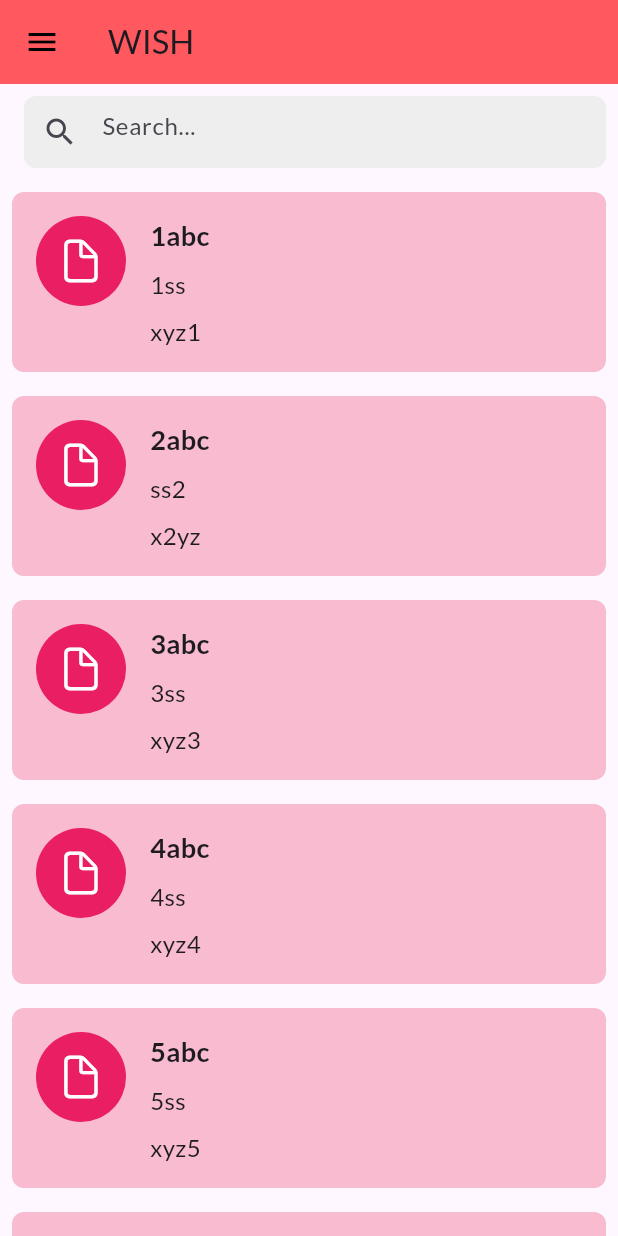
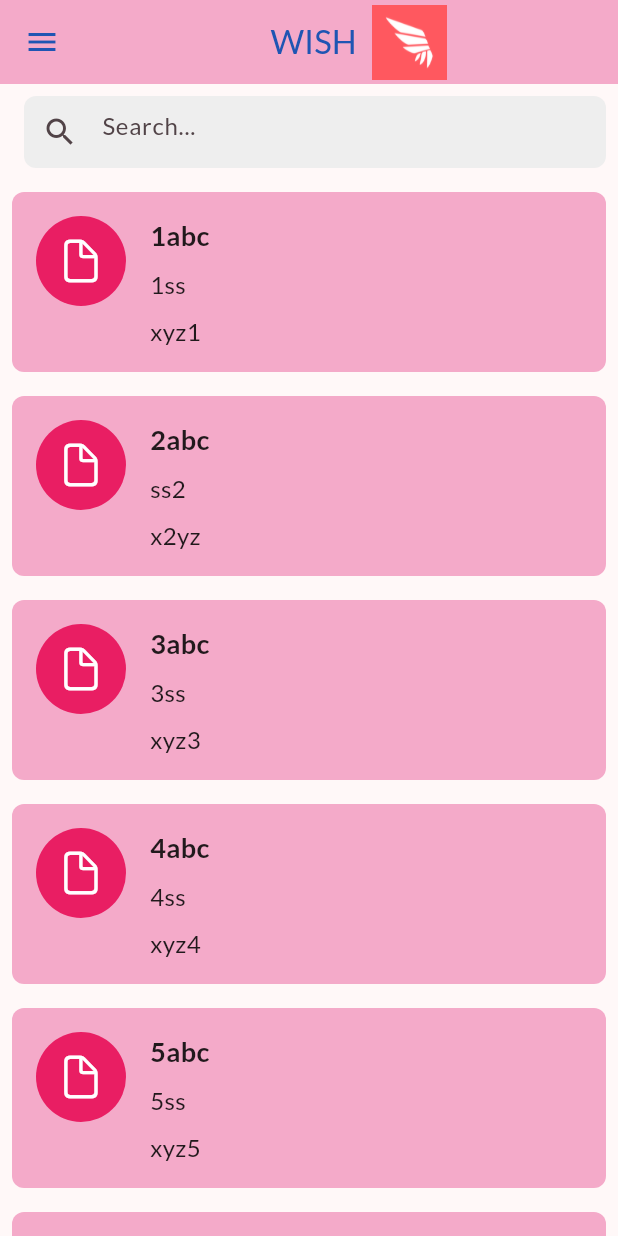
Before and after one commit to Death-Raider/WISH, a Flutter app: the HomePage screen opened by its route, on a phone screen of 412 x 824 dp. Run offline on Flutter 3.47's test engine with Material 3 defaults, Android fonts, the light colour scheme and no system bars; our stand-ins replace google_fonts; project files that could hold a hidden picture were left out.

Commit message:
Soem changes

```diff
--- a/classico/lib/Widgets/datatile.dart
+++ b/classico/lib/Widgets/datatile.dart
@@ -0,0 +1,75 @@
+import 'dart:convert';
+import 'package:flutter/material.dart';
+import 'package:flutter/services.dart';
+import 'package:wish/utils/functions.dart';
+import 'package:flutter/cupertino.dart';
+
+class DataTile extends StatelessWidget {
+  final Map<String, dynamic> data;
+
+  const DataTile({Key? key, required this.data}) : super(key: key);
+
+  @override
+  Widget build(BuildContext context) {
+    return Container(
+      margin: const EdgeInsets.all(8.0),
+      padding: const EdgeInsets.all(16.0),
+      decoration: BoxDecoration(
+          borderRadius: BorderRadius.circular(8.0),
+          color: Theme.of(context).appBarTheme.backgroundColor
+      ),
+      child: Row(
+        crossAxisAlignment: CrossAxisAlignment.start,
+        children: [
+          Container(
+            decoration: BoxDecoration(
+              shape: BoxShape.circle,
+              color: Colors.pink,
+            ),
+            padding: const EdgeInsets.all(8.0),
+            child: CupertinoButton(
+              padding: EdgeInsets.zero,
+              onPressed: () {
+                // Add your logic when the file icon is pressed
+              },
+              child: Icon(
+                CupertinoIcons.doc,
+                size: 32.0,
+                color: Colors.white,
+              ),
+            ),
+          ),
+          SizedBox(width: 16.0),
+          Expanded(
+            child: Column(
+              crossAxisAlignment: CrossAxisAlignment.stretch,
+              children: [
+                Text(
+                  data['Title'],
+                  style: const TextStyle(
+                    fontSize: 18.0,
+                    fontWeight: FontWeight.bold,
+                  ),
+                ),
+                const SizedBox(height: 8.0),
+                Text(
+                  data['Description'],
+                  style: const TextStyle(
+                    fontSize: 16.0,
+                  ),
+                ),
+                const SizedBox(height: 8.0),
+                Text(
+                  data['Link'],
+                  style: const TextStyle(
+                    fontSize: 16.0,
+                  ),
+                ),
+              ],
+            ),
+          ),
+        ],
+      ),
+    );
+  }
+}
--- a/classico/lib/Widgets/drawer.dart
+++ b/classico/lib/Widgets/drawer.dart
@@ -17,7 +17,7 @@ class _MyDrawerState extends State<MyDrawer> {
   Widget build(BuildContext context) {
     return Drawer(
       child: Container(
-        color: Colors.purple,
+        color: Theme.of(context).colorScheme.primary,
         child: ListView(
           padding: EdgeInsets.zero,
           children: [
@@ -25,7 +25,7 @@ class _MyDrawerState extends State<MyDrawer> {
               padding: EdgeInsets.zero,
               child: UserAccountsDrawerHeader(
                 margin: EdgeInsets.zero,
-                decoration: BoxDecoration(color: Colors.purple),
+                decoration: BoxDecoration(color: Theme.of(context).colorScheme.primary),
                 accountName: Text("Shlok Sharma"),
                 accountEmail: Text("shlok@gmail.com"),
                 currentAccountPicture: CircleAvatar(
--- a/classico/lib/Widgets/papers.dart
+++ b/classico/lib/Widgets/papers.dart
@@ -3,77 +3,8 @@ import 'package:flutter/material.dart';
 import 'package:flutter/services.dart';
 import 'package:wish/utils/functions.dart';
 import 'package:flutter/cupertino.dart';
+import 'package:wish/Widgets/datatile.dart';
 
-
-class DataTile extends StatelessWidget {
-  final Map<String, dynamic> data;
-
-  const DataTile({Key? key, required this.data}) : super(key: key);
-
-  @override
-  Widget build(BuildContext context) {
-    return Container(
-      margin: const EdgeInsets.all(8.0),
-      padding: const EdgeInsets.all(16.0),
-      decoration: BoxDecoration(
-        borderRadius: BorderRadius.circular(8.0),
-        color: Colors.pink.shade100,
-      ),
-      child: Row(
-        crossAxisAlignment: CrossAxisAlignment.start,
-        children: [
-          Container(
-            decoration: BoxDecoration(
-              shape: BoxShape.circle,
-              color: Colors.pink,
-            ),
-            padding: const EdgeInsets.all(8.0),
-            child: CupertinoButton(
-              padding: EdgeInsets.zero,
-              onPressed: () {
-                // Add your logic when the file icon is pressed
-              },
-              child: Icon(
-                CupertinoIcons.doc,
-                size: 32.0,
-                color: Colors.white,
-              ),
-            ),
-          ),
-          SizedBox(width: 16.0),
-          Expanded(
-            child: Column(
-              crossAxisAlignment: CrossAxisAlignment.stretch,
-              children: [
-                Text(
-                  data['Title'],
-                  style: const TextStyle(
-                    fontSize: 18.0,
-                    fontWeight: FontWeight.bold,
-                  ),
-                ),
-                const SizedBox(height: 8.0),
-                Text(
-                  data['Description'],
-                  style: const TextStyle(
-                    fontSize: 16.0,
-                  ),
-                ),
-                const SizedBox(height: 8.0),
-                Text(
-                  data['Link'],
-                  style: const TextStyle(
-                    fontSize: 16.0,
-                  ),
-                ),
-              ],
-            ),
-          ),
-        ],
-      ),
-    );
-  }
-}
 
 
 
--- a/classico/lib/Widgets/theme.dart
+++ b/classico/lib/Widgets/theme.dart
@@ -1,25 +1,32 @@
 import 'package:flutter/material.dart';
 import 'package:google_fonts/google_fonts.dart';
 
-final ThemeData customTheme = ThemeData(
-  useMaterial3: true,
+import 'package:flutter/material.dart';
 
+final ThemeData pinkTheme = ThemeData(
+  colorScheme: ColorScheme.fromSeed(
+    seedColor: Color(0xFFE37EA6),
+    brightness: Brightness.light,
+  ),
+  fontFamily:  GoogleFonts.lato().fontFamily,
+  appBarTheme: AppBarTheme(
+    backgroundColor: Color(0xFFF4AAC9),
+    foregroundColor: Color(0xFF1F55B3), // Adjust text color for contrast
+  ),
+  buttonTheme: ButtonThemeData(
+    buttonColor: Color(0xFFED83B0),
+    textTheme: ButtonTextTheme.primary,
+  ),
+  elevatedButtonTheme: ElevatedButtonThemeData(
+    style: ElevatedButton.styleFrom(
+      backgroundColor: Color(0xFFF4AAC9),
+      foregroundColor: Colors.white,
+    ),
+  ),
+  outlinedButtonTheme: OutlinedButtonThemeData(
+    style: OutlinedButton.styleFrom(
+      side: BorderSide(color: Colors.pink),
+      foregroundColor: Colors.pink,
+    ),
+  ),
 );
-
-class MyTheme{
-  static ThemeData lightTheme(BuildContext context) => ThemeData(
-      primarySwatch: Colors.purple,
-      fontFamily: GoogleFonts.lato().fontFamily,
-      appBarTheme: AppBarTheme(
-        color: Colors.deepPurple,
-        elevation: 0.0,
-        iconTheme: IconThemeData(color: Colors.black),
-        // textTheme: Theme.of(context).textTheme,
-      )
-    // primaryTextTheme: GoogleFonts.latoTextTheme(),
-  );
-
-  static ThemeData darkTheme(BuildContext context) => ThemeData(
-    brightness: Brightness.dark,
-  );
-}
--- a/classico/lib/main.dart
+++ b/classico/lib/main.dart
@@ -17,10 +17,10 @@ class MyApp extends StatelessWidget {
   Widget build(BuildContext context) {
     return MaterialApp(
       // home: LoginPage(),
-      themeMode: ThemeMode.light,
-      theme: MyTheme.lightTheme(context),
+      // themeMode: ThemeMode.light,
+      theme: pinkTheme,
       debugShowCheckedModeBanner: false,
-      darkTheme: MyTheme.darkTheme(context),
+      // darkTheme: MyTheme.darkTheme(context),
       initialRoute: "/Login",
       routes: {
         // "/": (context) => LoginPage(),
--- a/classico/lib/pages/home_page.dart
+++ b/classico/lib/pages/home_page.dart
@@ -1,6 +1,8 @@
 import 'package:wish/Widgets/drawer.dart';
 import 'package:wish/Widgets/papers.dart';
 import 'package:flutter/material.dart';
+import 'package:wish/Widgets/theme.dart';
+
 
 class HomePage extends StatelessWidget {
   const HomePage({super.key});
@@ -9,8 +11,28 @@ class HomePage extends StatelessWidget {
   Widget build(BuildContext context) {
     return Scaffold(
       appBar: AppBar(
-        backgroundColor: Color(0xFFFF585F),
-        title: Text("WISH"),
+        backgroundColor: Theme.of(context).appBarTheme.backgroundColor,
+        title: Row(
+          mainAxisAlignment: MainAxisAlignment.center,
+          // mainAxisSize: MainAxisSize.min,
+          children: <Widget>[
+            Padding(
+              padding: EdgeInsets.fromLTRB(10, 0, 10, 0),
+              child: Text("WISH"),
+            ),
+            Container(
+              decoration: BoxDecoration(
+                borderRadius: BorderRadius.circular(10.0),
+              ),
+              height: 50,
+              width: 50,
+              child: Image(
+                image: AssetImage("assets/images/logo.png"),
+                fit: BoxFit.fill,
+              ),
+            )
+          ],
+        ),
       ),
       body: Column(
         children: [
@@ -18,8 +40,8 @@ class HomePage extends StatelessWidget {
             padding: EdgeInsets.all(8.0),
             child: Row(
               children: [
-                SizedBox(width: 8.0), // Add some spacing between logo and search bar
-
+                SizedBox(width: 8.0), // Add some spacing between logo and
+                // search bars
                 Expanded(
                   child: Container(
                     decoration: BoxDecoration(
--- a/classico/lib/pages/profile_page.dart
+++ b/classico/lib/pages/profile_page.dart
@@ -1,5 +1,6 @@
 import 'package:flutter/material.dart';
 import 'package:wish/utils/functions.dart';
+import 'package:wish/Widgets/drawer.dart';
 
 class ProfilePage extends StatelessWidget {
   const ProfilePage({Key? key});
@@ -13,15 +14,16 @@ class ProfilePage extends StatelessWidget {
     final int age = 34;
     final String gender = "Female";
     final String institution = "VIT";
-    final String qualification = "P.H.D";
+    final String qualification = "PhD";
     final String researcherVerification = "Verified";
     final String researchStatus = "Currently under research";
     final String researchSpecialization = "Menstrual Health";
     final String researchObjective = "Health";
 
     return Scaffold(
+      drawer: MyDrawer(),
       appBar: AppBar(
-        backgroundColor: Color(0xFFFF585F),
+        backgroundColor: Theme.of(context).appBarTheme.backgroundColor,
         title: Text("Profile View"),
       ),
       body: SingleChildScrollView(
@@ -31,10 +33,11 @@ class ProfilePage extends StatelessWidget {
             crossAxisAlignment: CrossAxisAlignment.start,
             children: [
               Container(
+                width: MediaQuery.of(context).size.width,
                 padding: EdgeInsets.all(16.0),
                 decoration: BoxDecoration(
                   borderRadius: BorderRadius.circular(8.0),
-                  color: Colors.blueAccent.shade100,
+                  color: Theme.of(context).appBarTheme.backgroundColor,
                 ),
                 child: Column(
                   crossAxisAlignment: CrossAxisAlignment.start,
@@ -81,7 +84,7 @@ class ProfilePage extends StatelessWidget {
                 padding: EdgeInsets.all(16.0),
                 decoration: BoxDecoration(
                   borderRadius: BorderRadius.circular(8.0),
-                  color: Colors.blueAccent.shade100,
+                  color: Theme.of(context).appBarTheme.backgroundColor,
                 ),
                 child: Column(
                   crossAxisAlignment: CrossAxisAlignment.start,
@@ -130,34 +133,3 @@ class ProfilePage extends StatelessWidget {
     );
   }
 }
-
-
-
-
-
-
-// import 'package:flutter/material.dart';
-// import 'package:classico/utils/routes.dart';
-// import '../Widgets/drawer.dart';
-//
-// class ProfilePage extends StatelessWidget {
-//   const ProfilePage({super.key});
-//
-//   @override
-//   Widget build(BuildContext context) {
-//     final int days=30;
-//     final String name = "Shlok";
-//
-//     return Scaffold(
-//       appBar: AppBar(
-//         backgroundColor: Colors.blueAccent,
-//         title: Text("Profile View"),
-//       ),
-//       body: Center(
-//         child: Container(
-//           child: Text("Welcome to $days days of flutter by $name"),
-//         ),
-//       ),
-//     );
-//   }
-// }
--- a/classico/lib/pages/question.dart
+++ b/classico/lib/pages/question.dart
@@ -1,4 +1,5 @@
 import 'package:flutter/material.dart';
+import 'package:wish/Widgets/drawer.dart';
 
 void main() {
   runApp(const Question());
@@ -36,8 +37,9 @@ class _MyHomePageState extends State<MyPage> {
   @override
   Widget build(BuildContext context) {
     return Scaffold(
+      drawer: MyDrawer(),
       appBar: AppBar(
-        backgroundColor: Colors.pink,
+        backgroundColor: Color(0xFFF4AAC9),
         title: Text(widget.title),
       ),
       body: ListView.builder(
@@ -51,7 +53,10 @@ class _MyHomePageState extends State<MyPage> {
       floatingActionButton: FloatingActionButton(
         onPressed: () => setState(() => questionnaires.add(Questionnaire())),
         tooltip: 'Add Questionnaire',
-        child: const Icon(Icons.add),
+        // backgroundColor: Color(0x4AAC9FF),
+        child: const Icon(
+            Icons.add,
+        ),
       ),
     );
   }
```
